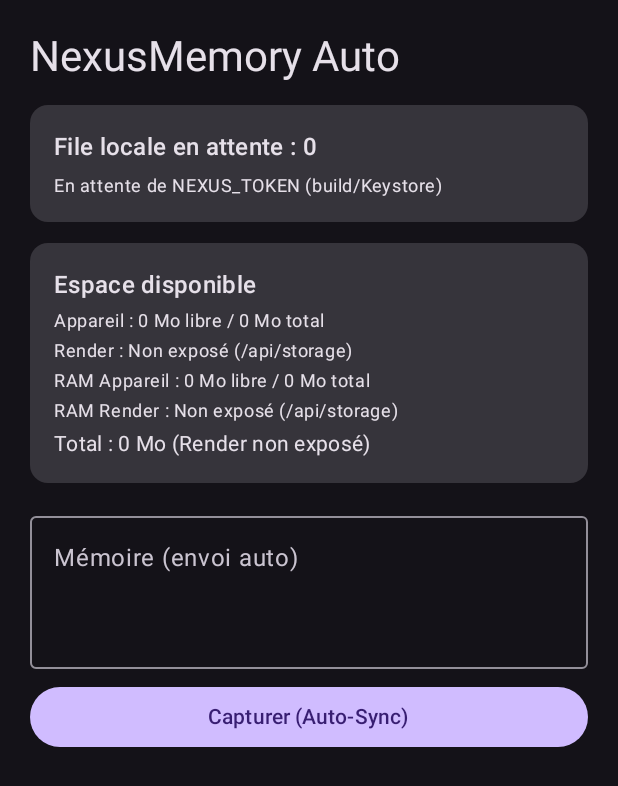
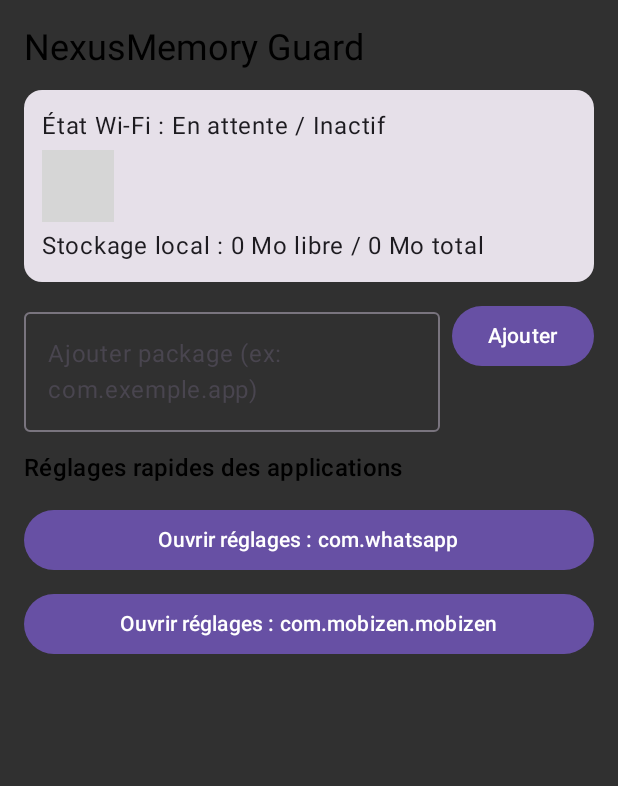
Before and after one commit to Ashborne27/NexusMemory-Android, an Android app built with Jetpack Compose: the screen it shows after launch (MainActivity), on a phone screen of 412 x 824 dp. Shown: the top 786 px of the screen. Run offline under Robolectric (Android 15) with nearby library versions, the phone set to English and light mode, and no system bars; 4 statements that could not run were skipped; grey boxes are pictures that could not be loaded.

Commit message:
feat(guard): add Wi-Fi watch, RAM readout and dynamic package shortcuts

```diff
--- a/app/src/main/java/com/ashborne/nexusmemory/MainActivity.kt
+++ b/app/src/main/java/com/ashborne/nexusmemory/MainActivity.kt
@@ -1,6 +1,9 @@
 package com.ashborne.nexusmemory
 
+import android.app.ActivityManager
+import android.content.Context
 import android.os.Bundle
+import android.os.StatFs
 import androidx.activity.ComponentActivity
 import androidx.activity.compose.setContent
 import androidx.compose.foundation.layout.*
@@ -9,236 +12,113 @@ import androidx.compose.foundation.lazy.items
 import androidx.compose.material3.*
 import androidx.compose.runtime.*
 import androidx.compose.ui.Modifier
-import androidx.compose.ui.platform.LocalContext
 import androidx.compose.ui.unit.dp
-import com.ashborne.nexusmemory.data.NexusDatabase
-import com.ashborne.nexusmemory.data.PendingMemory
-import com.ashborne.nexusmemory.security.CryptoVault
-import com.ashborne.nexusmemory.worker.CloudMemoryItem
-import com.ashborne.nexusmemory.worker.MemorySyncWorker
-import kotlinx.coroutines.delay
-import kotlinx.coroutines.launch
-import java.text.SimpleDateFormat
-import java.util.Date
-import java.util.Locale
 
 class MainActivity : ComponentActivity() {
     override fun onCreate(savedInstanceState: Bundle?) {
         super.onCreate(savedInstanceState)
-        CryptoVault.ensureBootstrappedToken(this, BuildConfig.NEXUS_TOKEN)
-        MemorySyncWorker.enqueue(this)
-        MemorySyncWorker.schedulePeriodic(this)
+
+        val wifiGuard = WifiGuardHelper(this)
+        val prefs = getSharedPreferences("nexus_wifi_guard", Context.MODE_PRIVATE)
+        val defaultPackages = listOf("com.whatsapp", "com.mobizen.mobizen")
+
         setContent {
-            MaterialTheme(colorScheme = darkColorScheme()) {
-                Surface(modifier = Modifier.fillMaxSize()) {
-                    NexusAutoScreen()
-                }
-            }
-        }
+            MaterialTheme {
+                var wifiActive by remember { mutableStateOf(false) }
+                var availRamMb by remember { mutableLongStateOf(wifiGuard.getAvailableRamMb()) }
+                var newPkgInput by remember { mutableStateOf("") }
+
+                val savedPackages = remember {
+                    mutableStateListOf<String>().apply {
+                        val extra = prefs.getStringSet("custom_packages", emptySet()) ?: emptySet()
+                        addAll((defaultPackages + extra).distinct())
                     }
                 }
 
-
-fun formatStorageBytes(bytes: Long): String {
-    if (bytes <= 0L) return "0 Mo"
-    val gb = bytes / (1024.0 * 1024.0 * 1024.0)
-    return if (gb >= 1.0) {
-        String.format(Locale.getDefault(), "%.2f Go", gb)
-    } else {
-        val mb = bytes / (1024.0 * 1024.0)
-        String.format(Locale.getDefault(), "%.1f Mo", mb)
+                DisposableEffect(Unit) {
+                    wifiGuard.startWatchingWifi { ramMb ->
+                        wifiActive = true
+                        availRamMb = ramMb
+                    }
+                    onDispose {
+                        wifiGuard.stopWatchingWifi()
                     }
                 }
 
-@Composable
-fun NexusAutoScreen() {
-    val context = LocalContext.current
-    val scope = rememberCoroutineScope()
-    val dao = remember { NexusDatabase.get(context).dao() }
-    val pendingCount by dao.observePendingCount().collectAsState(initial = 0)
-    val recentSynced by dao.observeRecentSynced().collectAsState(initial = emptyList())
+                val dataDir = filesDir
+                val stat = StatFs(dataDir.absolutePath)
+                val freeStorageMb = stat.availableBytes / (1024 * 1024)
+                val totalStorageMb = stat.totalBytes / (1024 * 1024)
 
-    var memoryInput by remember { mutableStateOf("") }
-    var statusText by remember { mutableStateOf("Mode 100% Automatique actif") }
-    var cloudItems by remember { mutableStateOf<List<CloudMemoryItem>>(emptyList()) }
-    var previousPending by remember { mutableIntStateOf(-1) }
+                val actMgr = getSystemService(Context.ACTIVITY_SERVICE) as ActivityManager
+                val memInfo = ActivityManager.MemoryInfo()
+                actMgr.getMemoryInfo(memInfo)
+                val totalRamMb = memInfo.totalMem / (1024 * 1024)
 
-    val initialHostStorage = remember { MemorySyncWorker.getLocalStoragePair(context) }
-    var hostAvailableBytes by remember { mutableStateOf(initialHostStorage.first) }
-    var hostTotalBytes by remember { mutableStateOf(initialHostStorage.second) }
-    var renderAvailableBytes by remember { mutableStateOf<Long?>(null) }
-    val initialHostRam = remember { MemorySyncWorker.getLocalRamPair(context) }
-    var hostRamAvailBytes by remember { mutableStateOf(initialHostRam.first) }
-    var hostRamTotalBytes by remember { mutableStateOf(initialHostRam.second) }
-    var renderRamAvailBytes by remember { mutableStateOf<Long?>(null) }
-    var renderRamTotalBytes by remember { mutableStateOf<Long?>(null) }
+                Column(
+                    modifier = Modifier
+                        .fillMaxSize()
+                        .padding(16.dp),
+                    verticalArrangement = Arrangement.spacedBy(12.dp)
+                ) {
+                    Text("NexusMemory Guard", style = MaterialTheme.typography.headlineSmall)
 
-
-
-    val dateFormatter = remember { SimpleDateFormat("dd/MM HH:mm", Locale.getDefault()) }
-
-    suspend fun syncAndFetch() {
-        MemorySyncWorker.enqueue(context)
-        val activeToken = CryptoVault.getToken(context)
-
-            val latestHostStorage = MemorySyncWorker.getLocalStoragePair(context)
-            hostAvailableBytes = latestHostStorage.first
-            hostTotalBytes = latestHostStorage.second
-            if (activeToken.isNotEmpty()) {
-                renderAvailableBytes = MemorySyncWorker.fetchRenderAvailableBytes(activeToken)
-            val latestHostRam = MemorySyncWorker.getLocalRamPair(context)
-            hostRamAvailBytes = latestHostRam.first
-            hostRamTotalBytes = latestHostRam.second
-            if (activeToken.isNotEmpty()) {
-                val latestRenderRam = MemorySyncWorker.fetchRenderRamPair(activeToken)
-                            renderRamAvailBytes = latestRenderRam.first
-                            renderRamTotalBytes = latestRenderRam.second
+                    Card(modifier = Modifier.fillMaxWidth()) {
+                        Column(
+                            modifier = Modifier.padding(12.dp),
+                            verticalArrangement = Arrangement.spacedBy(4.dp)
+                        ) {
+                            Text("État Wi-Fi : ${if (wifiActive) "Actif" else "En attente / Inactif"}")
+                            Text("RAM Appareil : $availRamMb Mo libre / $totalRamMb Mo total")
+                            Text("Stockage local : $freeStorageMb Mo libre / $totalStorageMb Mo total")
                         }
                     }
 
-        if (activeToken.isNotEmpty()) {
-            MemorySyncWorker.fetchCloudMemories(activeToken, limit = 20)
-                .onSuccess { list ->
-                    cloudItems = list
-                    statusText = "Auto-sync OK • ${list.size} entrées cloud"
+                    Row(
+                        modifier = Modifier.fillMaxWidth(),
+                        horizontalArrangement = Arrangement.spacedBy(8.dp)
+                    ) {
+                        OutlinedTextField(
+                            value = newPkgInput,
+                            onValueChange = { newPkgInput = it },
+                            label = { Text("Ajouter package (ex: com.exemple.app)") },
+                            singleLine = true,
+                            modifier = Modifier.weight(1f)
+                        )
+                        Button(
+                            onClick = {
+                                val pkg = newPkgInput.trim()
+                                if (pkg.isNotEmpty() && !savedPackages.contains(pkg)) {
+                                    savedPackages.add(pkg)
+                                    val currentExtra = prefs.getStringSet("custom_packages", emptySet())?.toMutableSet()
+                                        ?: mutableSetOf()
+                                    currentExtra.add(pkg)
+                                    prefs.edit().putStringSet("custom_packages", currentExtra).apply()
+                                    newPkgInput = ""
                                 }
-                .onFailure { err ->
-                    statusText = "En attente réseau (${err.message})"
                             }
-        } else {
-            statusText = "En attente de NEXUS_TOKEN (build/Keystore)"
+                        ) {
+                            Text("Ajouter")
                         }
                     }
 
-    LaunchedEffect(Unit) {
-        while (true) {
-            syncAndFetch()
-            delay(30_000L)
-        }
-    }
-
-    LaunchedEffect(pendingCount) {
-        if (previousPending > 0 && pendingCount == 0) {
-            syncAndFetch()
-        }
-        previousPending = pendingCount
-    }
+                    Text("Réglages rapides des applications", style = MaterialTheme.typography.titleMedium)
 
                     LazyColumn(
-        modifier = Modifier
-            .fillMaxSize()
-            .padding(20.dp),
-        verticalArrangement = Arrangement.spacedBy(14.dp)
+                        verticalArrangement = Arrangement.spacedBy(8.dp),
+                        modifier = Modifier.weight(1f)
                     ) {
-        item {
-            Text("NexusMemory Auto", style = MaterialTheme.typography.headlineMedium)
-        }
-
-        item {
-            Card(modifier = Modifier.fillMaxWidth()) {
-                Column(modifier = Modifier.padding(16.dp), verticalArrangement = Arrangement.spacedBy(6.dp)) {
-                    Text("File locale en attente : $pendingCount", style = MaterialTheme.typography.titleMedium)
-                    Text(statusText, style = MaterialTheme.typography.bodySmall)
-                }
-            }
-        }
-
-            item {
-                val totalAvailable = renderAvailableBytes?.let { hostAvailableBytes + it }
-                Card(modifier = Modifier.fillMaxWidth()) {
-                    Column(
-                        modifier = Modifier.padding(16.dp),
-                        verticalArrangement = Arrangement.spacedBy(4.dp)
-                    ) {
-                        Text(
-                            "Espace disponible",
-                            style = MaterialTheme.typography.titleMedium
-                        )
-                        Text(
-                            "Appareil : ${formatStorageBytes(hostAvailableBytes)} libre / ${formatStorageBytes(hostTotalBytes)} total",
-                            style = MaterialTheme.typography.bodySmall
-                        )
-                        Text(
-                            "Render : ${renderAvailableBytes?.let { formatStorageBytes(it) } ?: "Non exposé (/api/storage)"}",
-                            style = MaterialTheme.typography.bodySmall
-                        )
-                                                Text(
-                            "RAM Appareil : ${formatStorageBytes(hostRamAvailBytes)} libre / ${formatStorageBytes(hostRamTotalBytes)} total",
-                            style = MaterialTheme.typography.bodySmall
-                        )
-                        Text(
-                            "RAM Render : " + (renderRamAvailBytes?.let { avail -> val tot = renderRamTotalBytes?.let { " / " + formatStorageBytes(it) + " total" } ?: ""; formatStorageBytes(avail) + " libre" + tot } ?: "Non exposé (/api/storage)"),
-                            style = MaterialTheme.typography.bodySmall
-                        )
-                        Text(
-                            "Total : ${totalAvailable?.let { formatStorageBytes(it) } ?: "${formatStorageBytes(hostAvailableBytes)} (Render non exposé)"}",
-                            style = MaterialTheme.typography.bodyMedium
-                        )
-                    }
-                }
-            }
-
-
-        item {
-            OutlinedTextField(
-                value = memoryInput,
-                onValueChange = { memoryInput = it },
-                label = { Text("Mémoire (envoi auto)") },
-                modifier = Modifier.fillMaxWidth().height(110.dp)
-            )
-            Spacer(modifier = Modifier.height(8.dp))
+                        items(savedPackages) { pkg ->
                             Button(
-                onClick = {
-                    val clean = memoryInput.trim()
-                    if (clean.isNotEmpty()) {
-                        scope.launch {
-                            val cipher = CryptoVault.encrypt(context, clean)
-                            dao.insert(PendingMemory(encryptedPayload = cipher))
-                            memoryInput = ""
-                            statusText = "Chiffré — Envoi automatique..."
-                            syncAndFetch()
-                        }
-                    }
-                },
+                                onClick = { wifiGuard.openAppDetails(pkg) },
                                 modifier = Modifier.fillMaxWidth()
                             ) {
-                Text("Capturer (Auto-Sync)")
-            }
-        }
-
-        if (recentSynced.isNotEmpty()) {
-            item {
-                Text("Historique local déchiffré", style = MaterialTheme.typography.titleMedium)
-            }
-            items(recentSynced) { item ->
-                val clearText = CryptoVault.decrypt(context, item.encryptedPayload)
-                Card(modifier = Modifier.fillMaxWidth()) {
-                    Column(modifier = Modifier.padding(12.dp), verticalArrangement = Arrangement.spacedBy(4.dp)) {
-                        Text(dateFormatter.format(Date(item.syncedAt)), style = MaterialTheme.typography.labelSmall)
-                        Text(clearText, style = MaterialTheme.typography.bodyMedium)
-                    }
-                }
-            }
-        }
-
-        if (cloudItems.isNotEmpty()) {
-            item {
-                Text("Historique serveur Render", style = MaterialTheme.typography.titleMedium)
-            }
-            items(cloudItems) { item ->
-                val decoded = CryptoVault.decrypt(context, item.data)
-                val display = if (decoded.startsWith("[Déchiffrement impossible]")) {
-                    item.data
-                } else {
-                    "$decoded\n[Cipher: ${item.data.take(18)}...]"
-                }
-                Card(modifier = Modifier.fillMaxWidth()) {
-                    Column(modifier = Modifier.padding(12.dp), verticalArrangement = Arrangement.spacedBy(4.dp)) {
-                        Text("#${item.seq} • ${item.receivedAt}", style = MaterialTheme.typography.labelSmall)
-                        Text(display, style = MaterialTheme.typography.bodySmall)
+                                Text("Ouvrir réglages : $pkg")
                             }
                         }
                     }
                 }
             }
         }
+    }
+}
```
Lines whose indentation alone changed are shown as unchanged.
